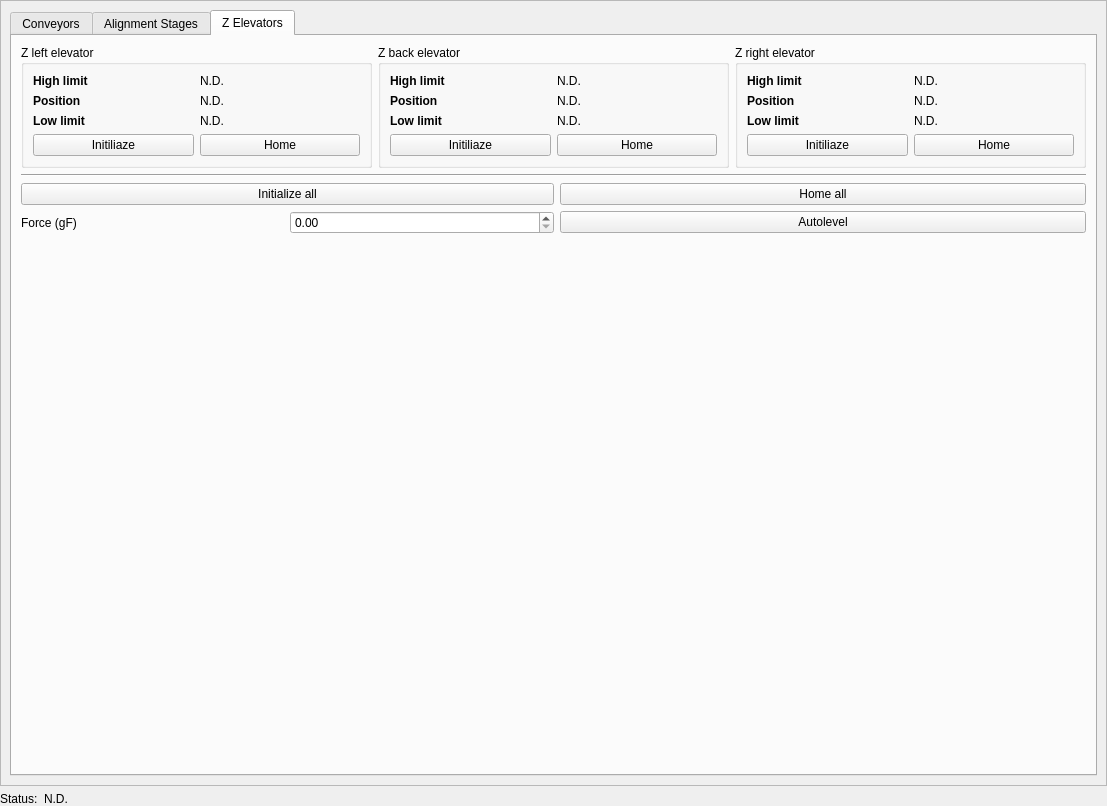
lainez12/KS3, file tools/tester/gui/Views/ProcedureTestView.ui: the form before one commit.
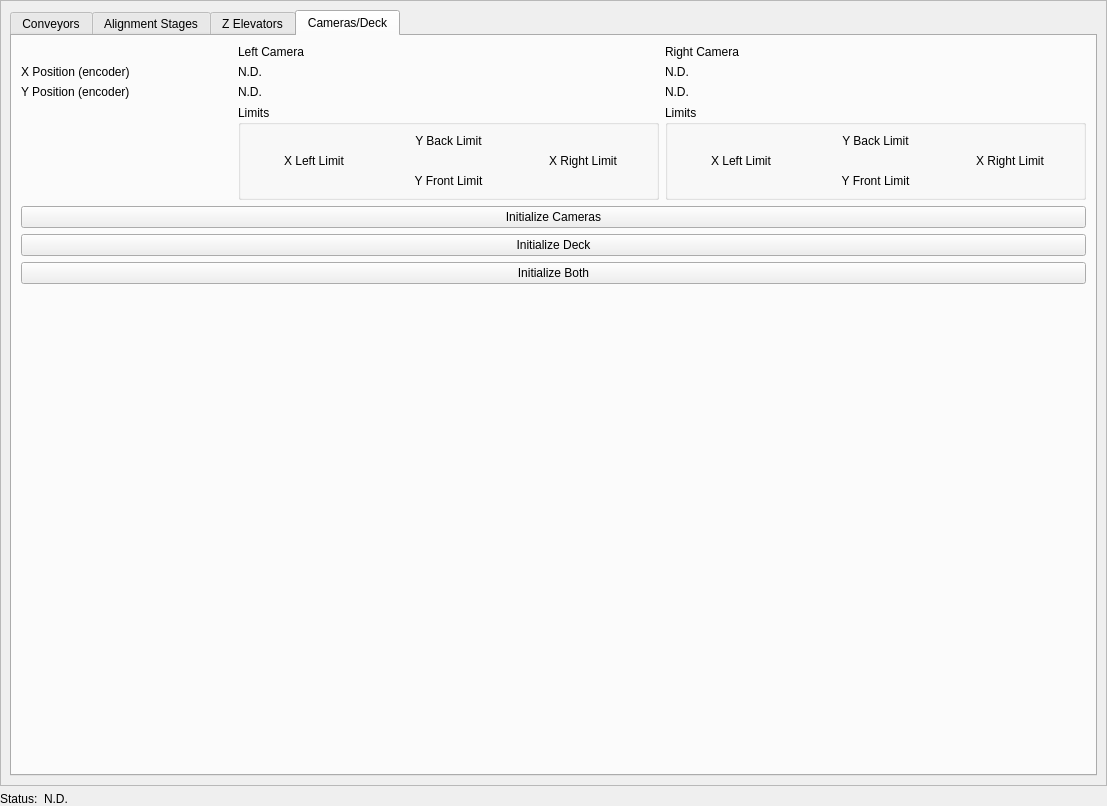
The form after the commit.

Commit message: feat(homing): support granular initialization and refactor camera/deck motor tasks

Diff of the .ui file:
```diff
--- a/tools/tester/gui/Views/ProcedureTestView.ui
+++ b/tools/tester/gui/Views/ProcedureTestView.ui
@@ -58,7 +58,7 @@
        <item>
         <widget class="QTabWidget" name="tabWidget">
          <property name="currentIndex">
-          <number>2</number>
+          <number>3</number>
          </property>
          <widget class="QWidget" name="tab">
           <attribute name="title">
@@ -1067,6 +1067,201 @@
            </item>
           </layout>
          </widget>
+         <widget class="QWidget" name="tab_4">
+          <attribute name="title">
+           <string>Cameras/Deck</string>
+          </attribute>
+          <layout class="QGridLayout" name="gridLayout_9" columnstretch="0,1,2,2">
+           <item row="0" column="3">
+            <widget class="QLabel" name="label_53">
+             <property name="text">
+              <string>Right Camera</string>
+             </property>
+            </widget>
+           </item>
+           <item row="2" column="2">
+            <widget class="QLabel" name="lblLeftCamYPos">
+             <property name="text">
+              <string>N.D.</string>
+             </property>
+            </widget>
+           </item>
+           <item row="3" column="3">
+            <widget class="QGroupBox" name="groupBox_5">
+             <property name="title">
+              <string>Limits</string>
+             </property>
+             <layout class="QGridLayout" name="gridLayout_11">
+              <item row="0" column="1">
+               <widget class="QLabel" name="lblRightCamYBackLimit">
+                <property name="text">
+                 <string>Y Back Limit</string>
+                </property>
+                <property name="alignment">
+                 <set>Qt::AlignmentFlag::AlignCenter</set>
+                </property>
+               </widget>
+              </item>
+              <item row="1" column="0">
+               <widget class="QLabel" name="lblRightCamXLeftLimit">
+                <property name="text">
+                 <string>X Left Limit</string>
+                </property>
+                <property name="alignment">
+                 <set>Qt::AlignmentFlag::AlignCenter</set>
+                </property>
+               </widget>
+              </item>
+              <item row="1" column="2">
+               <widget class="QLabel" name="lblRightCamXRightLimit">
+                <property name="text">
+                 <string>X Right Limit</string>
+                </property>
+                <property name="alignment">
+                 <set>Qt::AlignmentFlag::AlignCenter</set>
+                </property>
+               </widget>
+              </item>
+              <item row="2" column="1">
+               <widget class="QLabel" name="lblRightCamYFrontLimit">
+                <property name="text">
+                 <string>Y Front Limit</string>
+                </property>
+                <property name="alignment">
+                 <set>Qt::AlignmentFlag::AlignCenter</set>
+                </property>
+               </widget>
+              </item>
+             </layout>
+            </widget>
+           </item>
+           <item row="6" column="1" colspan="3">
+            <widget class="QPushButton" name="btnInitAllVision">
+             <property name="text">
+              <string>Initialize Both</string>
+             </property>
+            </widget>
+           </item>
+           <item row="4" column="1" colspan="3">
+            <widget class="QPushButton" name="btnInitCameras">
+             <property name="text">
+              <string>Initialize Cameras</string>
+             </property>
+            </widget>
+           </item>
+           <item row="3" column="2">
+            <widget class="QGroupBox" name="groupBox_4">
+             <property name="title">
+              <string>Limits</string>
+             </property>
+             <layout class="QGridLayout" name="gridLayout_10">
+              <item row="0" column="1">
+               <widget class="QLabel" name="lblLeftCamYBackLimit">
+                <property name="text">
+                 <string>Y Back Limit</string>
+                </property>
+                <property name="alignment">
+                 <set>Qt::AlignmentFlag::AlignCenter</set>
+                </property>
+               </widget>
+              </item>
+              <item row="1" column="0">
+               <widget class="QLabel" name="lblLeftCamXLeftLimit">
+                <property name="text">
+                 <string>X Left Limit</string>
+                </property>
+                <property name="alignment">
+                 <set>Qt::AlignmentFlag::AlignCenter</set>
+                </property>
+               </widget>
+              </item>
+              <item row="1" column="2">
+               <widget class="QLabel" name="lblLeftCamXRightLimit">
+                <property name="text">
+                 <string>X Right Limit</string>
+                </property>
+                <property name="alignment">
+                 <set>Qt::AlignmentFlag::AlignCenter</set>
+                </property>
+               </widget>
+              </item>
+              <item row="2" column="1">
+               <widget class="QLabel" name="lblLeftCamYFrontLimit">
+                <property name="text">
+                 <string>Y Front Limit</string>
+                </property>
+                <property name="alignment">
+                 <set>Qt::AlignmentFlag::AlignCenter</set>
+                </property>
+               </widget>
+              </item>
+             </layout>
+            </widget>
+           </item>
+           <item row="2" column="3">
+            <widget class="QLabel" name="lblRightCamYPos">
+             <property name="text">
+              <string>N.D.</string>
+             </property>
+            </widget>
+           </item>
+           <item row="0" column="2">
+            <widget class="QLabel" name="label_52">
+             <property name="text">
+              <string>Left Camera</string>
+             </property>
+            </widget>
+           </item>
+           <item row="1" column="2">
+            <widget class="QLabel" name="lblLeftCamXPos">
+             <property name="text">
+              <string>N.D.</string>
+             </property>
+            </widget>
+           </item>
+           <item row="1" column="3">
+            <widget class="QLabel" name="lblRightCamXPos">
+             <property name="text">
+              <string>N.D.</string>
+             </property>
+            </widget>
+           </item>
+           <item row="5" column="1" colspan="3">
+            <widget class="QPushButton" name="btnInitDeck">
+             <property name="text">
+              <string>Initialize Deck</string>
+             </property>
+            </widget>
+           </item>
+           <item row="7" column="1" colspan="3">
+            <spacer name="verticalSpacer_8">
+             <property name="orientation">
+              <enum>Qt::Orientation::Vertical</enum>
+             </property>
+             <property name="sizeHint" stdset="0">
+              <size>
+               <width>20</width>
+               <height>40</height>
+              </size>
+             </property>
+            </spacer>
+           </item>
+           <item row="2" column="1">
+            <widget class="QLabel" name="label_47">
+             <property name="text">
+              <string>Y Position (encoder)</string>
+             </property>
+            </widget>
+           </item>
+           <item row="1" column="1">
+            <widget class="QLabel" name="label_49">
+             <property name="text">
+              <string>X Position (encoder)</string>
+             </property>
+            </widget>
+           </item>
+          </layout>
+         </widget>
         </widget>
        </item>
       </layout>
```
The commit also changes 22 other files.
